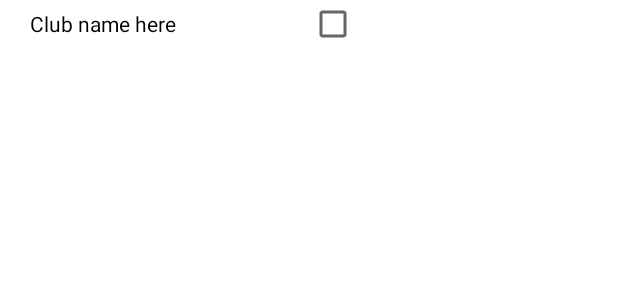
After one commit to The-WebOps-Club/instieventsapp, an Android app: the layout club_subscription_design.xml on its own in the app's theme, with its tools: preview values and no code run, on a phone screen of 412 x 824 dp. The commit adds this screen. Shown: the top 300 px of the screen. Run offline under Robolectric (Android 15) with nearby library versions, the phone set to English and light mode, and no system bars.

Commit message:
club subscription activity added

```diff
--- a/app/src/main/java/org/saarang/instieventsapp/Fragments/ClubsFragment.java
+++ b/app/src/main/java/org/saarang/instieventsapp/Fragments/ClubsFragment.java
@@ -12,8 +12,7 @@ import android.view.ViewGroup;
 import org.saarang.instieventsapp.Adapters.ClubsAdapter;
 import org.saarang.instieventsapp.R;
 
-import java.util.ArrayList;
-import java.util.List;
+//import org.saarang.instieventsapp.R;
 
 /**
  * Created by Seetharaman on 02-08-2015.
--- /dev/null
+++ b/app/src/main/res/layout/club_subscription_design.xml
@@ -0,0 +1,21 @@
+<?xml version="1.0" encoding="utf-8"?>
+<LinearLayout xmlns:android="http://schemas.android.com/apk/res/android"
+    android:orientation="horizontal" android:layout_width="match_parent"
+    android:layout_height="match_parent">
+
+    <TextView
+        android:layout_width="0dp"
+        android:layout_height="wrap_content"
+        android:layout_weight="50"
+        android:text="Club name here"
+        android:textColor="#000000"
+        android:paddingLeft="20dp"
+        android:id="@+id/club_subscription_hostelname"/>
+
+    <CheckBox
+        android:layout_width="0dp"
+        android:layout_height="wrap_content"
+        android:layout_weight="50"
+        android:id="@+id/club_subscription_subscribed"/>
+
+</LinearLayout>
```
Also changed, not shown: app/src/main/AndroidManifest.xml (+7 -0 lines), app/src/main/java/org/saarang/instieventsapp/Activities/ClubSubscriptionActivity.java (added, +46 -0 lines), app/src/main/java/org/saarang/instieventsapp/Adapters/ClubSubscriptionAdapter.java (added, +63 -0 lines), app/src/main/java/org/saarang/instieventsapp/Objects/ClubSubscriptionObject.java (added, +30 -0 lines), app/src/main/res/layout/club_subscription.xml (added, +11 -0 lines), app/src/main/res/layout/fr_score_board.xml (+0 -8 lines), app/src/main/res/drawable-mdpi/ic_logo_white.png, 1 other file.
